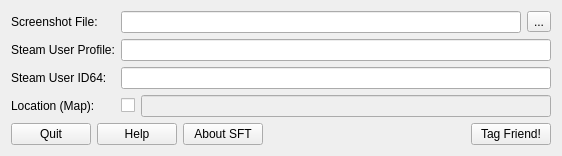
lucianopeixoto/SteamFriendsTagger, file mainwindow.ui: the form before one commit.
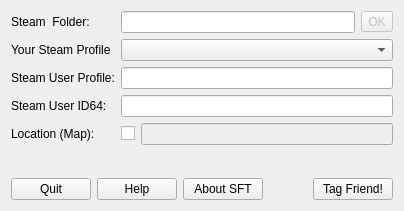
The form after the commit.

Commit message: User selection on userdata folder

Patch:
```diff
--- a/mainwindow.ui
+++ b/mainwindow.ui
@@ -6,8 +6,8 @@
    <rect>
     <x>0</x>
     <y>0</y>
-    <width>551</width>
-    <height>151</height>
+    <width>404</width>
+    <height>211</height>
    </rect>
   </property>
   <property name="sizePolicy">
@@ -95,62 +95,34 @@
     </item>
     <item row="0" column="1">
      <layout class="QFormLayout" name="formLayout_2">
-      <item row="0" column="0">
-       <widget class="QLabel" name="labelSreenshotFile">
-        <property name="text">
-         <string>Screenshot File:</string>
-        </property>
-       </widget>
-      </item>
-      <item row="0" column="1">
-       <layout class="QHBoxLayout" name="horizontalLayout">
-        <item>
-         <widget class="QLineEdit" name="lineEditImageFile">
-          <property name="minimumSize">
-           <size>
-            <width>400</width>
-            <height>0</height>
-           </size>
-          </property>
-         </widget>
-        </item>
-        <item>
-         <widget class="QToolButton" name="toolButtonOpenImageFile">
-          <property name="text">
-           <string>...</string>
-          </property>
-         </widget>
-        </item>
-       </layout>
-      </item>
-      <item row="1" column="0">
+      <item row="5" column="0">
        <widget class="QLabel" name="labelSteamProfile">
         <property name="text">
          <string>Steam User Profile:</string>
         </property>
        </widget>
       </item>
-      <item row="1" column="1">
+      <item row="5" column="1">
        <widget class="QLineEdit" name="lineEditSteamProfile"/>
       </item>
-      <item row="2" column="0">
+      <item row="6" column="0">
        <widget class="QLabel" name="labelSteamID64">
         <property name="text">
          <string>Steam User ID64:</string>
         </property>
        </widget>
       </item>
-      <item row="2" column="1">
+      <item row="6" column="1">
        <widget class="QLineEdit" name="lineEditSteamID64"/>
       </item>
-      <item row="3" column="0">
+      <item row="7" column="0">
        <widget class="QLabel" name="labelLocation">
         <property name="text">
          <string>Location (Map):</string>
         </property>
        </widget>
       </item>
-      <item row="3" column="1">
+      <item row="7" column="1">
        <layout class="QHBoxLayout" name="horizontalLayout_3">
         <item>
          <widget class="QCheckBox" name="checkBox">
@@ -171,6 +143,56 @@
         </item>
        </layout>
       </item>
+      <item row="3" column="0">
+       <widget class="QLabel" name="labelYourProfile">
+        <property name="text">
+         <string>Your Steam Profile</string>
+        </property>
+        <property name="buddy">
+         <cstring>comboBoxUsers</cstring>
+        </property>
+       </widget>
+      </item>
+      <item row="3" column="1">
+       <widget class="QComboBox" name="comboBoxUsers"/>
+      </item>
+      <item row="1" column="0">
+       <widget class="QLabel" name="labelSteamUserdataFolder">
+        <property name="text">
+         <string>Steam  Folder:</string>
+        </property>
+        <property name="buddy">
+         <cstring>lineEditUserdataFolder</cstring>
+        </property>
+       </widget>
+      </item>
+      <item row="1" column="1">
+       <layout class="QHBoxLayout" name="horizontalLayout">
+        <item>
+         <widget class="QLineEdit" name="lineEditUserdataFolder">
+          <property name="minimumSize">
+           <size>
+            <width>200</width>
+            <height>0</height>
+           </size>
+          </property>
+          <property name="text">
+           <string/>
+          </property>
+         </widget>
+        </item>
+        <item>
+         <widget class="QToolButton" name="toolButtonConfirmUserdataFolder">
+          <property name="enabled">
+           <bool>false</bool>
+          </property>
+          <property name="text">
+           <string>OK</string>
+          </property>
+         </widget>
+        </item>
+       </layout>
+      </item>
      </layout>
     </item>
    </layout>
```
Left out of the diff: 20 changed lines with no effect on the pictures. The commit also changes 8 other files.
